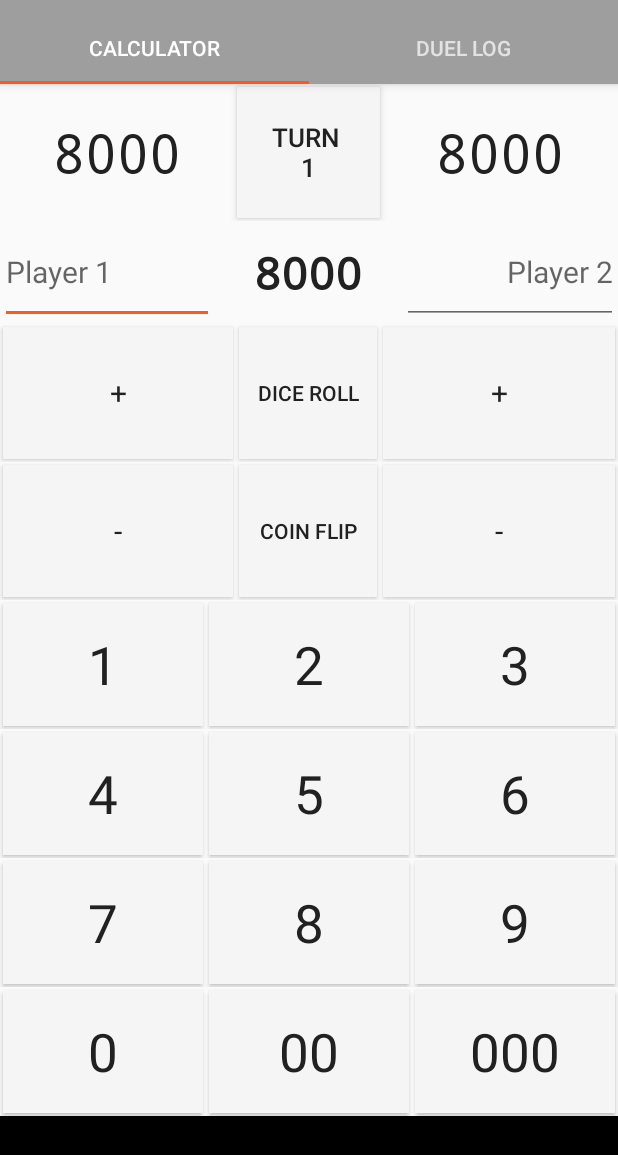
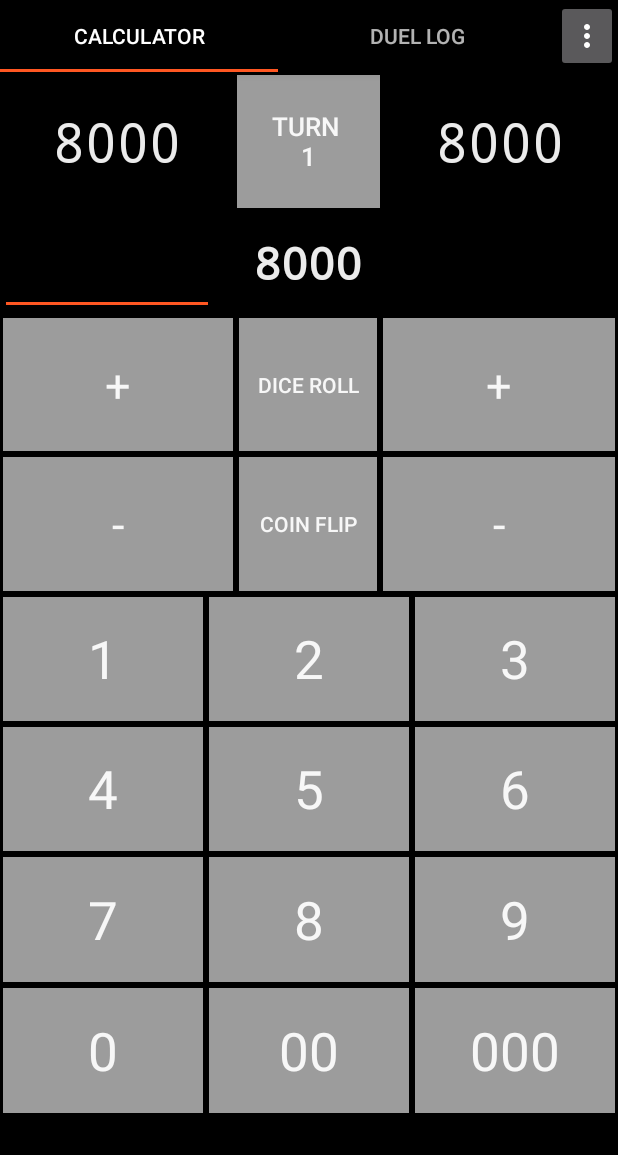
Before and after one commit to amicloud/SideDeck, an Android app: the screen it shows after launch (MainActivity), on a phone screen of 412 x 824 dp. Shown: the top 1155 px of the screen. Run offline under Robolectric (Android 15) with nearby library versions, the phone set to English and light mode, and no system bars; our stand-ins replace AdMob.

Commit message:
Revision 2016.03.02
Added:
-Overflow menu button
-Decent looking theme

```diff
--- a/app/src/main/AndroidManifest.xml
+++ b/app/src/main/AndroidManifest.xml
@@ -3,6 +3,7 @@
     package="com.outplaysoftworks.sidedeck">
 
     <application
+
         android:allowBackup="true"
         android:icon="@mipmap/ic_launcher"
         android:label="@string/app_name"
@@ -10,7 +11,7 @@
         android:theme="@style/MyMaterialTheme">
         <activity
             android:name=".MainActivity"
-            android:label="This is the title"
+            android:label="SideDeck"
             android:theme="@style/MyMaterialTheme">
             <intent-filter>
                 <action android:name="android.intent.action.MAIN" />
--- a/app/src/main/java/com/outplaysoftworks/sidedeck/CalcFragment.java
+++ b/app/src/main/java/com/outplaysoftworks/sidedeck/CalcFragment.java
@@ -2,12 +2,17 @@ package com.outplaysoftworks.sidedeck;
 
 
 import android.animation.ValueAnimator;
+import android.content.Context;
+import android.media.MediaPlayer;
 import android.os.Bundle;
 import android.support.v4.app.Fragment;
+import android.view.KeyEvent;
 import android.view.LayoutInflater;
 import android.view.View;
 import android.view.ViewGroup;
+import android.view.inputmethod.InputMethodManager;
 import android.widget.Button;
+import android.widget.EditText;
 import android.widget.TextView;
 
 import org.w3c.dom.Text;
@@ -22,6 +27,8 @@ public class CalcFragment extends Fragment {
     static TextView playerOneLP;
     static TextView playerTwoLP;
     static Button turnButton;
+    EditText playerOneName;
+    EditText playerTwoName;
 
     public static Integer defaultLP = 8000;
     static Integer turnNumber = 0;
@@ -49,8 +56,13 @@ public class CalcFragment extends Fragment {
         playerTwoLP = (TextView)view.findViewById(R.id.playerTwoLP);
         playerTwoLP.setText(defaultLP.toString());
         turnButton = (Button)view.findViewById(R.id.buttonTurn);
+        playerOneName = (EditText)view.findViewById(R.id.playerOneName);
+        playerTwoName = (EditText)view.findViewById(R.id.playerTwoName);
+
+
 
         //return that view
+
         return view;
     }
 
@@ -77,6 +89,9 @@ public class CalcFragment extends Fragment {
         }
 
     }
+
+
+
     //Changes LP
     public static void modLP(String tag, int value){
         previousLP1 = currentLP1;
@@ -93,6 +108,7 @@ public class CalcFragment extends Fragment {
                 currentLP1 -= value;
                 else
                     currentLP1 = 0;
+
                 break;
             case "2+":
                 if(currentLP2 + value < 999999)
--- a/app/src/main/java/com/outplaysoftworks/sidedeck/MainActivity.java
+++ b/app/src/main/java/com/outplaysoftworks/sidedeck/MainActivity.java
@@ -5,6 +5,7 @@ import android.support.design.widget.FloatingActionButton;
 import android.support.design.widget.Snackbar;
 import android.support.v4.widget.DrawerLayout;
 import android.support.v7.app.AppCompatActivity;
+import android.support.v7.widget.PopupMenu;
 import android.support.v7.widget.Toolbar;
 
 import android.support.v4.app.Fragment;
@@ -15,6 +16,7 @@ import android.os.Bundle;
 import android.util.Log;
 import android.view.LayoutInflater;
 import android.view.Menu;
+import android.view.MenuInflater;
 import android.view.MenuItem;
 import android.view.View;
 import android.view.ViewGroup;
@@ -181,6 +183,14 @@ public class MainActivity extends AppCompatActivity {
         mDrawerLayout.closeDrawer(mDrawerList);
     }
 
+    //On click method for overflow button
+    public void showPopup(View v) {
+        PopupMenu popup = new PopupMenu(this, v);
+        MenuInflater inflater = popup.getMenuInflater();
+        inflater.inflate(R.menu.actions, popup.getMenu());
+        popup.show();
+    }
+
     @Override
     public void setTitle(CharSequence title) {
         CharSequence mTitle = title;
--- a/app/src/main/res/layout/activity_main.xml
+++ b/app/src/main/res/layout/activity_main.xml
@@ -17,24 +17,49 @@
             android:id="@+id/appbar"
             android:layout_width="match_parent"
             android:layout_height="wrap_content"
-            android:paddingTop="@dimen/appbar_padding_top"
-            android:theme="@style/AppTheme.AppBarOverlay">
+            android:theme="@style/AppTheme.AppBarOverlay"
+            android:orientation="vertical">
+
+            <LinearLayout
+                android:layout_width="match_parent"
+                android:layout_height="wrap_content">
+                <LinearLayout
+                    android:layout_width="0dp"
+                    android:layout_height="wrap_content"
+                    android:layout_weight="9">
+                    <android.support.design.widget.TabLayout
+                        android:id="@+id/tabs"
+                        android:layout_width="match_parent"
+                        android:layout_height="wrap_content" />
+                </LinearLayout>
+
+                <LinearLayout
+                    android:layout_width="0dp"
+                    android:layout_height="match_parent"
+                    android:layout_weight="1">
+                    <ImageButton
+                        android:layout_width="match_parent"
+                        android:layout_height="match_parent"
+                        android:src="@drawable/abc_ic_menu_overflow_material"
+                        android:contentDescription="overFlow"
+                        android:onClick="showPopup"
+                        android:layout_margin="0dp"
+                        android:id="@+id/overFlowButton" />
+
+                </LinearLayout>
+
+            </LinearLayout>
 
             <android.support.v7.widget.Toolbar
                 android:id="@+id/toolbar"
                 android:layout_width="match_parent"
-                android:layout_height="?attr/actionBarSize"
+                android:layout_height="@dimen/abc_action_bar_default_height_material"
                 android:background="?attr/colorPrimary"
                 app:layout_scrollFlags="scroll|enterAlways"
                 app:popupTheme="@style/AppTheme.PopupOverlay"
                 android:visibility="gone">
 
             </android.support.v7.widget.Toolbar>
-
-            <android.support.design.widget.TabLayout
-                android:id="@+id/tabs"
-                android:layout_width="match_parent"
-                android:layout_height="wrap_content" />
 
         </android.support.design.widget.AppBarLayout>
 
--- a/app/src/main/res/layout/fragment_calc.xml
+++ b/app/src/main/res/layout/fragment_calc.xml
@@ -8,13 +8,13 @@
         android:layout_width="match_parent"
         android:layout_height="match_parent"
         android:orientation="vertical"
-        android:background="#ffffff">
+        android:background="@color/primary">
         <LinearLayout
             android:layout_width="fill_parent"
             android:layout_height="0dp"
             android:layout_weight="9"
             android:orientation="vertical"
-            android:background="@color/material_grey_50">
+            android:background="@color/primary">
 
             <!--First layout, for points and turn indicator-->
             <LinearLayout
@@ -71,6 +71,7 @@
                 android:layout_weight="3">
 
                 <EditText
+                    android:cursorVisible="false"
                     android:layout_width="0dp"
                     android:layout_height="match_parent"
                     android:layout_weight="4"
@@ -102,6 +103,7 @@
                     android:textStyle="bold" />
 
                 <EditText
+                    android:cursorVisible="false"
                     android:layout_width="0dp"
                     android:layout_height="match_parent"
                     android:layout_weight="4"
@@ -136,7 +138,7 @@
                     android:background="@drawable/button_pressed"
                     style="?android:attr/borderlessButtonStyle"
                     android:elevation="2dp"
-                    android:textSize="20dp"
+                    android:textSize="30dp"
                     android:typeface="sans"
                     android:textAlignment="center"
                     android:textColor="@color/primary_text" />
@@ -163,7 +165,7 @@
                     android:background="@drawable/button_pressed"
                     style="?android:attr/borderlessButtonStyle"
                     android:elevation="2dp"
-                    android:textSize="20dp"
+                    android:textSize="30dp"
                     android:typeface="sans"
                     android:textAlignment="center"
                     android:textColor="@color/primary_text" />
@@ -187,7 +189,7 @@
                     android:background="@drawable/button_pressed"
                     style="?android:attr/borderlessButtonStyle"
                     android:elevation="2dp"
-                    android:textSize="20dp"
+                    android:textSize="30dp"
                     android:typeface="sans"
                     android:textAlignment="center"
                     android:textColor="@color/primary_text" />
@@ -214,7 +216,7 @@
                     android:background="@drawable/button_pressed"
                     style="?android:attr/borderlessButtonStyle"
                     android:elevation="2dp"
-                    android:textSize="20dp"
+                    android:textSize="30dp"
                     android:typeface="sans"
                     android:textAlignment="center"
                     android:textColor="@color/primary_text" />
@@ -231,7 +233,7 @@
             android:layout_height="0dp"
             android:layout_weight="9"
             android:orientation="vertical"
-            android:background="@color/material_grey_50">
+            android:background="@color/primary">
 
             <LinearLayout
                 android:layout_width="match_parent"
@@ -282,7 +284,8 @@
                     style="?android:attr/borderlessButtonStyle"
                     android:background="@drawable/button_pressed"
                     android:shadowColor="#000000"
-                    android:nestedScrollingEnabled="false" />
+                    android:nestedScrollingEnabled="false"
+                    android:textColor="@color/primary_text" />
                 <Button
                     android:tag="3"
                     android:layout_width="0dp"
--- /dev/null
+++ b/app/src/main/res/menu/actions.xml
@@ -0,0 +1,8 @@
+<?xml version="1.0" encoding="utf-8"?>
+<menu xmlns:android="http://schemas.android.com/apk/res/android">
+    <item android:id="@+id/button1"
+        android:title="button1"/>
+    <item android:id="@+id/button2"
+        android:title="button2"/>
+
+</menu>
--- a/app/src/main/res/values/colors.xml
+++ b/app/src/main/res/values/colors.xml
@@ -1,12 +1,12 @@
 <?xml version="1.0" encoding="utf-8"?>
 <resources>
-    <color name="primary">#9E9E9E</color>
+    <color name="primary">#000000</color>
     <color name="primary_dark">#616161</color>
-    <color name="primary_light">#F5F5F5</color>
+    <color name="primary_light">#9c9c9c</color>
     <color name="accent">#FF5722</color>
-    <color name="primary_text">#212121</color>
-    <color name="secondary_text">#727272</color>
-    <color name="icons">#212121</color>
+    <color name="primary_text">#ebffffff</color>
+    <color name="secondary_text">#b3b3b3</color>
+    <color name="icons">#ffffff</color>
     <color name="divider">#B6B6B6</color>
 
     <color name="trans">#00b3e5fc</color>
```
Also changed, not shown: 1 other file.
